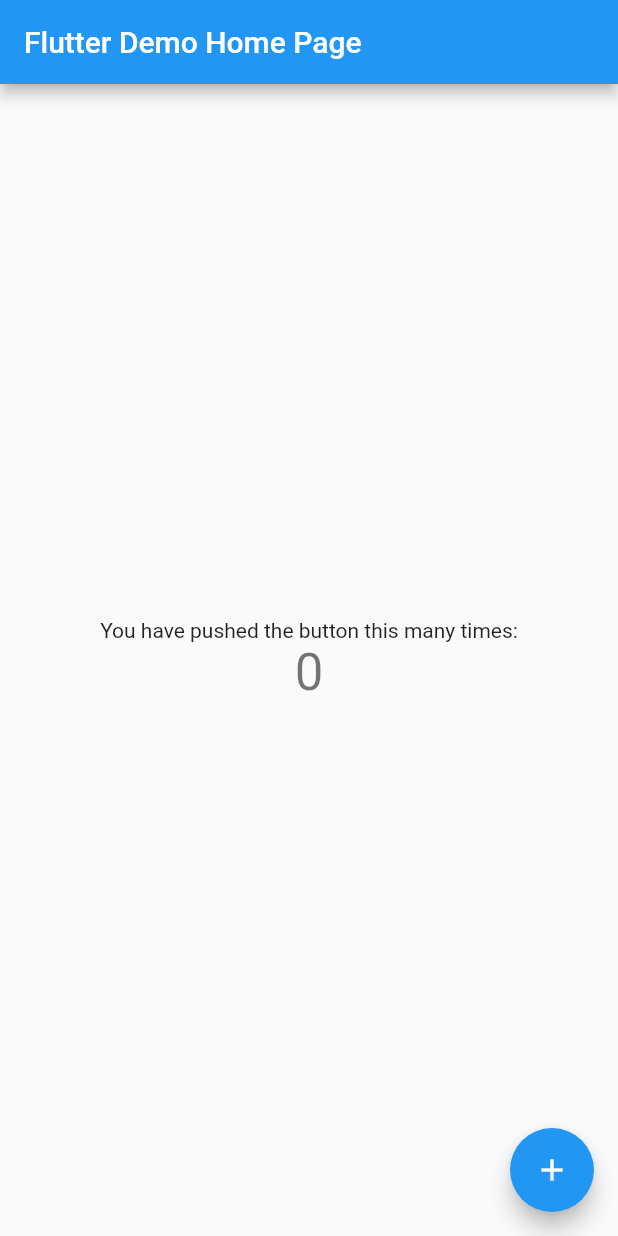
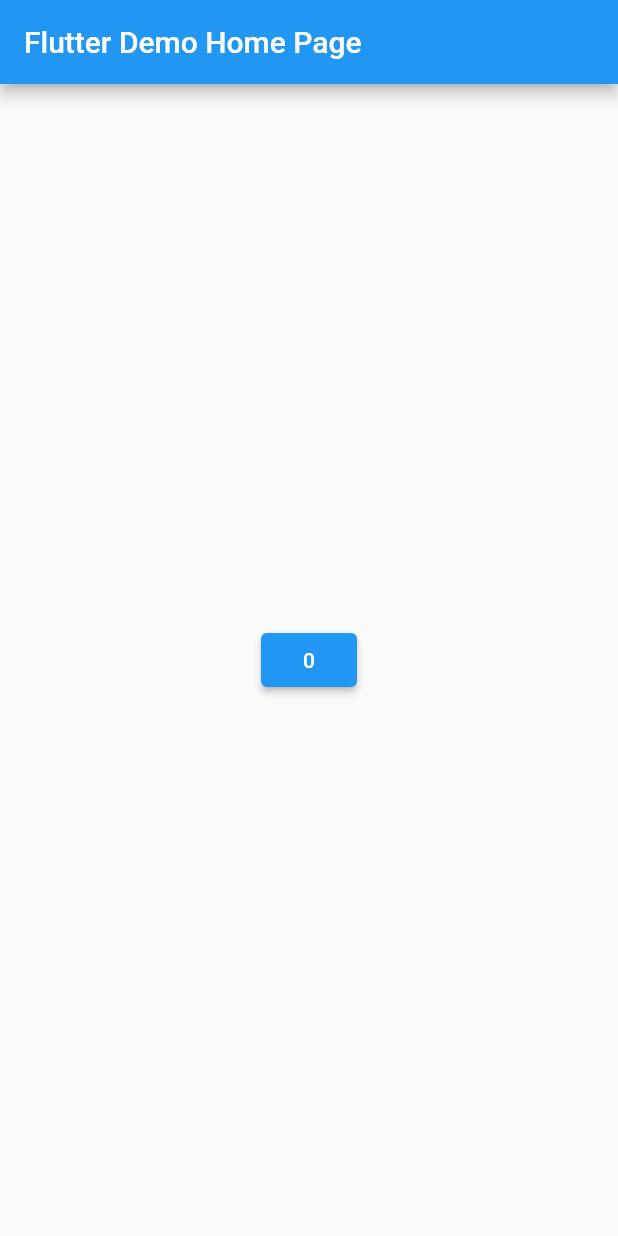
Before and after one commit to kimgihyeon/test, a Flutter app: the screen it shows after launch, on a phone screen of 412 x 824 dp. Run offline on Flutter 3.47's test engine with Material 2 defaults, Android fonts, the phone set to English and light mode, and no system bars.

Commit message:
chapter1

```diff
--- a/lib/main.dart
+++ b/lib/main.dart
@@ -7,109 +7,47 @@ void main() {
 class MyApp extends StatelessWidget {
   const MyApp({super.key});
 
-  // This widget is the root of your application.
   @override
   Widget build(BuildContext context) {
     return MaterialApp(
       title: 'Flutter Demo',
       theme: ThemeData(
-        // This is the theme of your application.
-        //
-        // Try running your application with "flutter run". You'll see the
-        // application has a blue toolbar. Then, without quitting the app, try
-        // changing the primarySwatch below to Colors.green and then invoke
-        // "hot reload" (press "r" in the console where you ran "flutter run",
-        // or simply save your changes to "hot reload" in a Flutter IDE).
-        // Notice that the counter didn't reset back to zero; the application
-        // is not restarted.
+
         primarySwatch: Colors.blue,
       ),
-      home: const MyHomePage(title: 'Flutter Demo Home Page'),
+      home:  MyWidget(title: 'Flutter Demo Home Page', title2: 'aaa'),
     );
   }
 }
+class MyWidget extends StatefulWidget {
+   MyWidget({super.key, required this.title, required this.title2 });
 
-class MyHomePage extends StatefulWidget {
-  const MyHomePage({super.key, required this.title});
 
-  // This widget is the home page of your application. It is stateful, meaning
-  // that it has a State object (defined below) that contains fields that affect
-  // how it looks.
-
-  // This class is the configuration for the state. It holds the values (in this
-  // case the title) provided by the parent (in this case the App widget) and
-  // used by the build method of the State. Fields in a Widget subclass are
-  // always marked "final".
-
-  final String title;
-
+ String title;
+ String? title2;
   @override
-  State<MyHomePage> createState() => _MyHomePageState();
+  State<MyWidget> createState() => _MyWidgetState();
 }
 
-class _MyHomePageState extends State<MyHomePage> {
-  int _counter = 0;
-
-  void _incrementCounter() {
-    setState(() {
-      // This call to setState tells the Flutter framework that something has
-      // changed in this State, which causes it to rerun the build method below
-      // so that the display can reflect the updated values. If we changed
-      // _counter without calling setState(), then the build method would not be
-      // called again, and so nothing would appear to happen.
-      _counter++;
-    });
-  }
-
+int count =0;
+class _MyWidgetState extends State<MyWidget> {
   @override
   Widget build(BuildContext context) {
-    // This method is rerun every time setState is called, for instance as done
-    // by the _incrementCounter method above.
-    //
-    // The Flutter framework has been optimized to make rerunning build methods
-    // fast, so that you can just rebuild anything that needs updating rather
-    // than having to individually change instances of widgets.
     return Scaffold(
       appBar: AppBar(
-        // Here we take the value from the MyHomePage object that was created by
-        // the App.build method, and use it to set our appbar title.
         title: Text(widget.title),
       ),
       body: Center(
-        // Center is a layout widget. It takes a single child and positions it
-        // in the middle of the parent.
-        child: Column(
-          // Column is also a layout widget. It takes a list of children and
-          // arranges them vertically. By default, it sizes itself to fit its
-          // children horizontally, and tries to be as tall as its parent.
-          //
-          // Invoke "debug painting" (press "p" in the console, choose the
-          // "Toggle Debug Paint" action from the Flutter Inspector in Android
-          // Studio, or the "Toggle Debug Paint" command in Visual Studio Code)
-          // to see the wireframe for each widget.
-          //
-          // Column has various properties to control how it sizes itself and
-          // how it positions its children. Here we use mainAxisAlignment to
-          // center the children vertically; the main axis here is the vertical
-          // axis because Columns are vertical (the cross axis would be
-          // horizontal).
-          mainAxisAlignment: MainAxisAlignment.center,
-          children: <Widget>[
-            const Text(
-              'You have pushed the button this many times:',
-            ),
-            Text(
-              '$_counter',
-              style: Theme.of(context).textTheme.headline4,
-            ),
-          ],
+        child: ElevatedButton(
+          onPressed: () {
+            count ++;
+            setState(() {
+
+            });
+          },
+          child: Text("$count"),
         ),
       ),
-      floatingActionButton: FloatingActionButton(
-        onPressed: _incrementCounter,
-        tooltip: 'Increment',
-        child: const Icon(Icons.add),
-      ), // This trailing comma makes auto-formatting nicer for build methods.
     );
   }
 }
```
